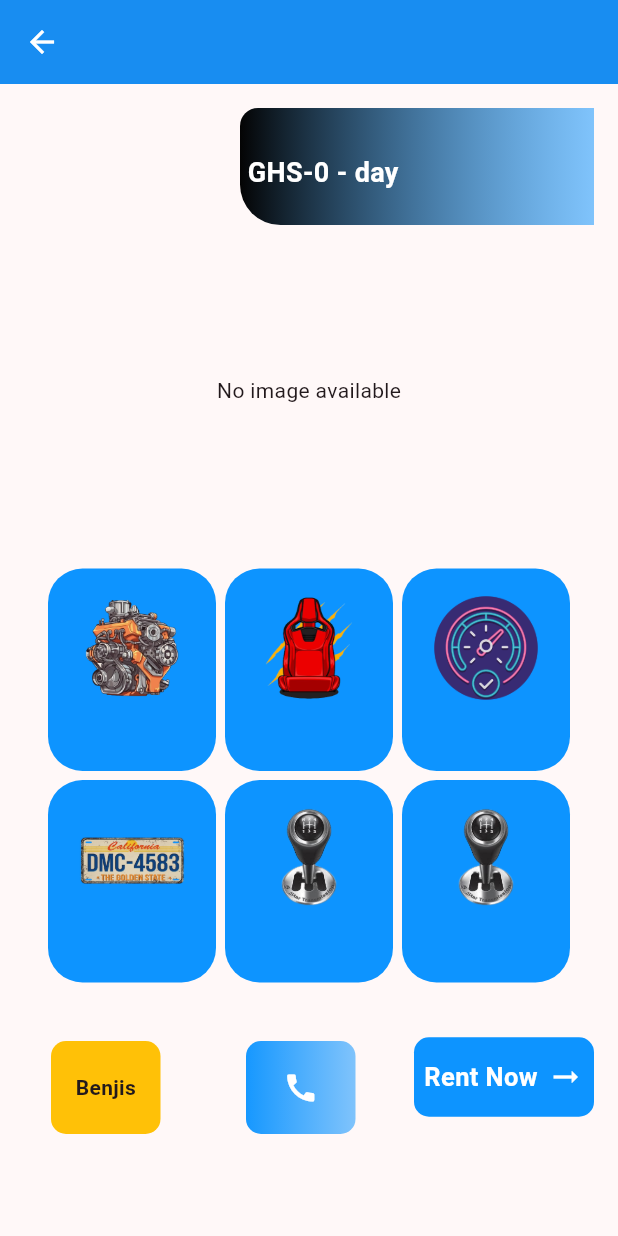
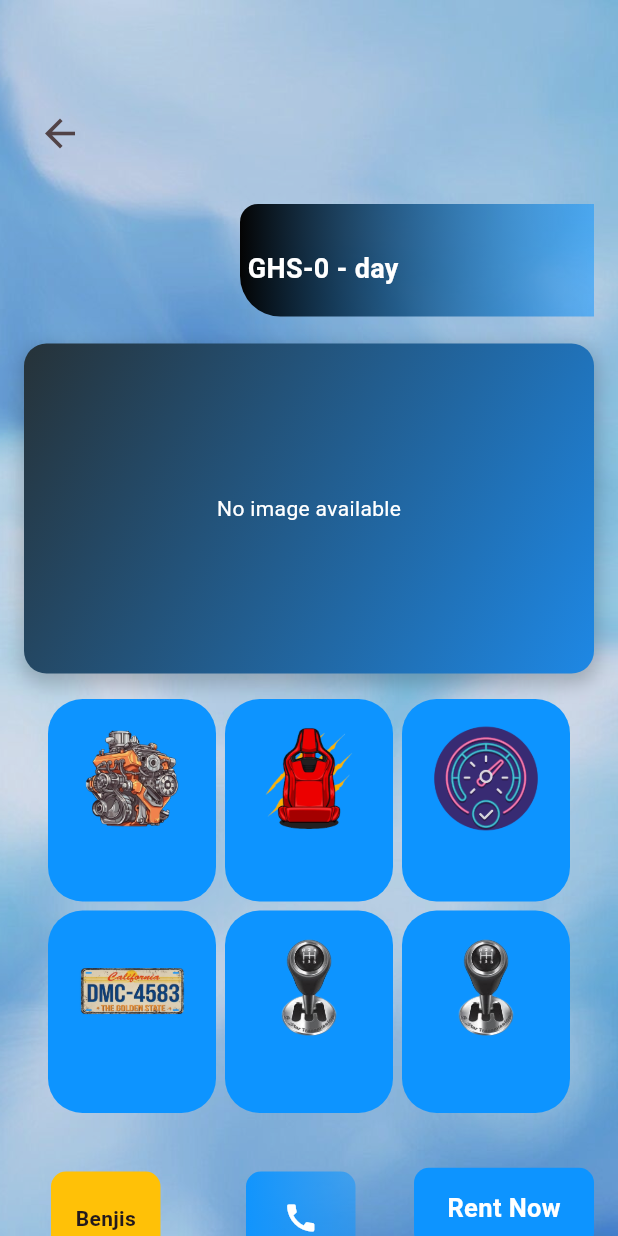
Before and after one commit to Mr-Deee/c_rental, a Flutter app: the VehicleDetailsPage screen opened directly with empty values, on a phone screen of 412 x 824 dp. Run offline on Flutter 3.47's test engine with Material 3 defaults, Android fonts, the phone set to English and light mode, and no system bars; our stand-ins replace animate_do, bouncing_widget, cached_network_image, carousel_slider, cloud_firestore, firebase_auth and 8 more; missing offline and left inert: hubtel_merchant_checkout_sdk; accounts and stored records are empty; project files that could hold a hidden picture were left out.

Commit message:
Ui Changes

```diff
--- a/lib/Screens/VehicleDetails.dart
+++ b/lib/Screens/VehicleDetails.dart
@@ -48,7 +48,8 @@ class _VehicleDetailsPageState extends State<VehicleDetailsPage> {
   }
 
   // The phone number to call
-  final String phoneNumber = "+233263909154"; // Replace with the desired phone number
+  final String phoneNumber =
+      "+233263909154"; // Replace with the desired phone number
 
   // Function to launch the phone dialer
   void _launchCaller(String number) async {
@@ -61,65 +62,75 @@ class _VehicleDetailsPageState extends State<VehicleDetailsPage> {
       throw "Could not launch $number";
     }
   }
+
   @override
   Widget build(BuildContext context) {
     final userprovider = Provider.of<Users>(context).userInfo;
     List<String>? images = widget.vehicleData['VehicleImages']?.cast<String>();
 
     return Scaffold(
-      // backgroundColor: Color(0xFF0047AB),
-      appBar: AppBar(
-        backgroundColor: const Color(0xFF0D94FF),
-        // Navy blue
-        title: Text(
-          widget.vehicleData['model_name'].toString(),
-          style: const TextStyle(
-            fontWeight: FontWeight.bold,
-            fontSize: 20, // Increased font size for better visibility
-            color: Colors.white,
-            letterSpacing: 1.2, // Slightly increased letter spacing
+      body: Stack(
+        children: [
+          Container(
+            decoration: BoxDecoration(
+              image: DecorationImage(
+                image: AssetImage("assets/images/wallpaper.jpg"),
+                // Add your background image
+                fit: BoxFit.cover,
               ),
             ),
-        centerTitle: true,
-        // Centers the title
-        elevation: 4,
-        // Adds a shadow effect for better depth
-        leading: IconButton(
-          icon: const Icon(Icons.arrow_back, color: Colors.white),
-          onPressed: () {
-            Navigator.of(context).pop(); // Navigate back
-          },
+            child: Container(
+              color: Colors.white.withOpacity(0.1), // Opaque filter
             ),
-        actions: [
-          // IconButton(
-          //   icon: const Icon(Icons.more_vert, color: Colors.white),
-          //   onPressed: () {
-          //     // Add functionality here
-          //   },
-          // ),
-        ],
           ),
-
-      body: SingleChildScrollView(
+          SingleChildScrollView(
             padding: EdgeInsets.all(16.0),
             child: Column(
               crossAxisAlignment: CrossAxisAlignment.start,
               children: [
-
+                SizedBox(
+                  height: 49,
+                ),
+                Row(
+                  mainAxisAlignment: MainAxisAlignment.spaceBetween,
+                  children: [
+                    IconButton(
+                      icon: Icon(Icons.arrow_back, size: 30),
+                      onPressed: () {
+                        Navigator.pop(context);
+                      },
+                    ),
+                    Center(
+                      child: Text(
+                        widget.vehicleData['model_name'].toString(),
+                        style: TextStyle(
+                            fontSize: 34, fontWeight: FontWeight.bold),
+                      ),
+                    ),
+                    SizedBox(width: 48), // Ensures text remains centered
+                  ],
+                ),
+                SizedBox(
+                  height: 23,
+                ),
                 Center(
                     child: Row(
                   mainAxisAlignment: MainAxisAlignment.end,
                   children: [
                     Container(
-                  height: 78,
+                        height: 75,
                         width: 236,
                         decoration: BoxDecoration(
                             borderRadius: BorderRadius.only(
                                 topLeft: Radius.circular(12),
                                 bottomLeft: Radius.circular(27)),
-                        gradient: LinearGradient(colors: [Color(0xFF040404), Color(0x860D94FF)])),
+                            gradient: LinearGradient(colors: [
+                              Color(0xFF040404),
+                              Color(0x860D94FF)
+                            ])),
                         child: Padding(
-                      padding: const EdgeInsets.only(left:5.0, right: 2.0,top: 30,bottom:20),
+                          padding: const EdgeInsets.only(
+                              left: 5.0, right: 2.0, top: 30, bottom: 20),
                           child: Text(
                             "\GHS-${widget.vehicleData['insideAccraprice_per_day']} - ${widget.vehicleData['outsideAccraprice_per_day']}day",
                             style: TextStyle(
@@ -130,33 +141,57 @@ class _VehicleDetailsPageState extends State<VehicleDetailsPage> {
                         )),
                   ],
                 )),
-
+                SizedBox(
+                  height: 18,
+                ),
                 Center(
                   child: Container(
-
                     height: 220,
                     width: 500,
+                    decoration: BoxDecoration(
+                      borderRadius: BorderRadius.circular(15),
+                      boxShadow: [
+                        BoxShadow(
+                          color: Colors.black.withOpacity(0.2),
+                          blurRadius: 10,
+                          spreadRadius: 2,
+                          offset: Offset(0, 5),
+                        ),
+                      ],
+                      gradient: LinearGradient(
+                        colors: [Colors.blueGrey.shade900, Colors.blue.shade600],
+                        begin: Alignment.topLeft,
+                        end: Alignment.bottomRight,
+                      ),
+                    ),
+                    child: ClipRRect(
+                      borderRadius: BorderRadius.circular(15),
                       child: images != null && images.isNotEmpty
                           ? CarouselSlider(
                         options: CarouselOptions(
                           height: 180,
-
                           autoPlay: true, // Enables auto-slide
                           enlargeCenterPage: true, // Zooms in the center image slightly
                           viewportFraction: 0.8, // Adjusts the fraction of the screen each image takes
                         ),
                         items: images.map((image) {
-                    return Image.network(
-                      image,
+                          return Container(
+                            decoration: BoxDecoration(
+                              borderRadius: BorderRadius.circular(10),
+                              image: DecorationImage(
+                                image: NetworkImage(image),
                                 fit: BoxFit.cover,
+                              ),
+                            ),
                           );
                         }).toList(),
                       )
-                    : const Center(child: Text('No image available')),
+                          : const Center(child: Text('No image available', style: TextStyle(color: Colors.white))),
+                    ),
                   ),
                 ),
 
-            SizedBox(height: 6),
+                SizedBox(height: 14),
                 Center(
                   child: SingleChildScrollView(
                     scrollDirection: Axis.horizontal,
@@ -167,7 +202,8 @@ class _VehicleDetailsPageState extends State<VehicleDetailsPage> {
                             Image.asset('assets/images/ENGINE.png',
                                 width: 78, height: 74),
                             'Model Number',
-                            widget.vehicleData['EngineCapacity'] ?? "".toString()),
+                            widget.vehicleData['EngineCapacity'] ??
+                                "".toString()),
                         _buildDetailRow(
                             Image.asset('assets/images/seats.png',
                                 width: 74, height: 74),
@@ -182,9 +218,6 @@ class _VehicleDetailsPageState extends State<VehicleDetailsPage> {
                     ),
                   ),
                 ),
-
-
-
                 Center(
                   child: SingleChildScrollView(
                     scrollDirection: Axis.horizontal,
@@ -210,18 +243,15 @@ class _VehicleDetailsPageState extends State<VehicleDetailsPage> {
                     ),
                   ),
                 ),
-
                 SizedBox(
                   height: 22,
                 ),
-
-
                 Row(
                   mainAxisAlignment: MainAxisAlignment.spaceBetween,
                   children: [
                     Padding(
-                                padding: const EdgeInsets.only(
-                                    top: 14.0, left: 18, right: 18),
+                      padding:
+                          const EdgeInsets.only(top: 14.0, left: 18, right: 18),
                       child: Container(
                         height: 62,
                         width: 73,
@@ -237,24 +267,26 @@ class _VehicleDetailsPageState extends State<VehicleDetailsPage> {
                       ),
                     ),
                     Padding(
-                                padding: const EdgeInsets.only(
-                                    top: 14.0, left: 18, right: 18),
+                      padding:
+                          const EdgeInsets.only(top: 14.0, left: 18, right: 18),
                       child: GestureDetector(
-                                  onTap: (){
-
-                                    _launchCaller(phoneNumber); // Launch the dialer when tapped
-
+                        onTap: () {
+                          _launchCaller(
+                              phoneNumber); // Launch the dialer when tapped
                         },
                         child: Container(
                           height: 62,
                           width: 73,
                           decoration: BoxDecoration(
                               borderRadius: BorderRadius.circular(10),
-    gradient: LinearGradient(colors: [Color(0xF50D94FF), Color(0x860D94FF)])),
-
+                              gradient: LinearGradient(colors: [
+                                Color(0xF50D94FF),
+                                Color(0x860D94FF)
+                              ])),
                           child: Center(
                               child: Icon(
-                                      Icons.call,color: Colors.white,
+                            Icons.call,
+                            color: Colors.white,
                           )),
                         ),
                       ),
@@ -273,13 +305,15 @@ class _VehicleDetailsPageState extends State<VehicleDetailsPage> {
                             child: Row(
                           mainAxisAlignment: MainAxisAlignment.spaceEvenly,
                           children: [
-                          Text(
+                            Padding(
+                              padding: const EdgeInsets.all(8.0),
+                              child: Text(
                                 "Rent Now",
-                            style: TextStyle(color: Colors.white,fontSize: 17,fontWeight: FontWeight.bold),
+                                style: TextStyle(
+                                    color: Colors.white,
+                                    fontSize: 17,
+                                    fontWeight: FontWeight.bold),
                               ),
-                          Icon(
-                            Icons.arrow_right_alt,
-                            color: Colors.white,
                             ),
                           ],
                         )),
@@ -287,9 +321,10 @@ class _VehicleDetailsPageState extends State<VehicleDetailsPage> {
                     ),
                   ],
                 )
-
               ],
             ),
+          ),
+        ],
       ),
     );
   }
@@ -313,8 +348,6 @@ class _VehicleDetailsPageState extends State<VehicleDetailsPage> {
                     padding: const EdgeInsets.all(8.0),
                     child: image, // Using the passed image widget
                   ),
-
-
                 ],
               ),
               SingleChildScrollView(
@@ -357,13 +390,16 @@ class _VehicleDetailsPageState extends State<VehicleDetailsPage> {
               titlePadding: const EdgeInsets.all(20),
               contentPadding:
                   const EdgeInsets.symmetric(horizontal: 20, vertical: 10),
-              title: Text(
+              title: Padding(
+                padding: const EdgeInsets.all(8.0),
+                child: Text(
                   "Rent a Vehicle",
                   textAlign: TextAlign.center,
                   style: TextStyle(
                     fontSize: 22,
                     fontWeight: FontWeight.bold,
                     color: Colors.blue[800],
+                  ),
                 ),
               ),
               content: Column(
--- a/pubspec.yaml
+++ b/pubspec.yaml
@@ -65,6 +65,7 @@ dependencies:
   flutter_polyline_points: ^2.1.0
   url_launcher: ^6.3.1
   carousel_slider: ^5.0.0
+  change_app_package_name: ^1.4.0
 
 
 
```
Also changed, not shown: lib/Drawers/DrawerUser.dart (+2 -25 lines), lib/Screens/Clients/AllVehicles.dart (+49 -16 lines), lib/Screens/Clients/HomeScreen.dart (+40 -26 lines), assets/images/n.jpg (added), assets/images/n11.jpg (added), assets/images/n23.jpg (added), assets/images/wal2.jpg (added), assets/images/wallpaper.jpg (added), pubspec.lock, 4 other files. Lines whose indentation alone changed are shown as unchanged.
